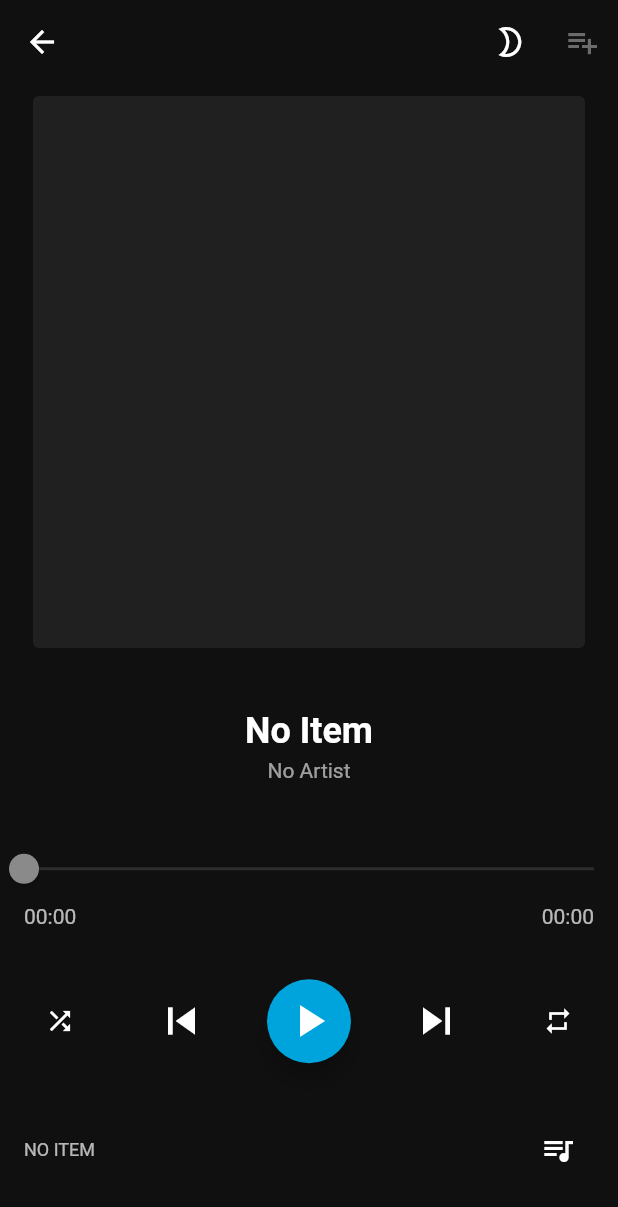
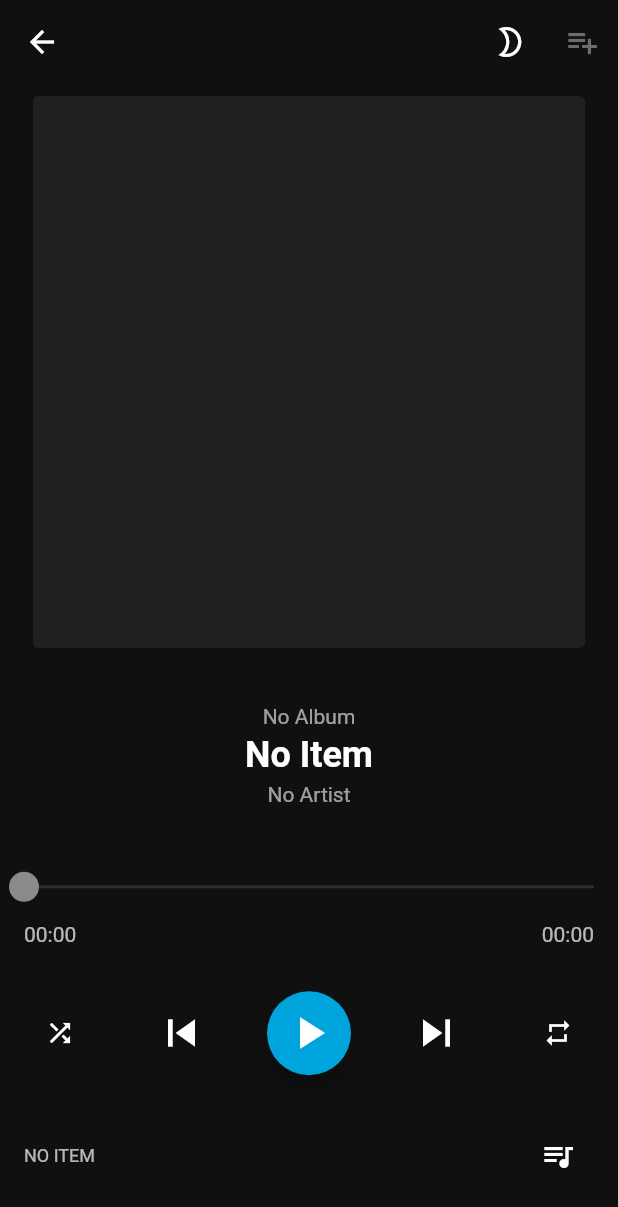
Before and after one commit to jmshrv/finamp, a Flutter app: the PlayerScreen screen opened by its route, on a phone screen of 412 x 824 dp. Shown: the top 1207 px of the screen. Run offline on Flutter 3.47's test engine with Material 2 defaults, Android fonts, the phone set to English and light mode, and no system bars; our stand-ins replace audio_service, cached_network_image, chopper, device_info, file_picker, flutter_sticky_header and 8 more; missing offline and left inert: audio_session, clipboard, file_sizes, flutter_downloader, simple_gesture_detector; accounts and stored records are empty; generated files the repository leaves out were written again; statements that could not run were skipped; project files that could hold a hidden picture were left out.

Commit message:
Add album name on player screen

```diff
--- a/lib/components/PlayerScreen/SongName.dart
+++ b/lib/components/PlayerScreen/SongName.dart
@@ -4,7 +4,7 @@ import 'package:get_it/get_it.dart';
 
 import '../../services/MusicPlayerBackgroundTask.dart';
 
-/// Creates some text that shows the song's name and the artist.
+/// Creates some text that shows the song's name, album and the artist.
 class SongName extends StatelessWidget {
   const SongName({Key? key}) : super(key: key);
 
@@ -19,6 +19,12 @@ class SongName extends StatelessWidget {
 
         return Column(
           children: [
+            Text(
+              mediaItem == null ? "No Album" : mediaItem.album ?? "No Album",
+              style: TextStyle(color: Colors.white.withOpacity(0.6)),
+              textAlign: TextAlign.center,
+            ),
+            const Padding(padding: EdgeInsets.symmetric(vertical: 2)),
             Text(
               mediaItem == null ? "No Item" : mediaItem.title,
               style: const TextStyle(fontSize: 24, fontWeight: FontWeight.w600),
```
